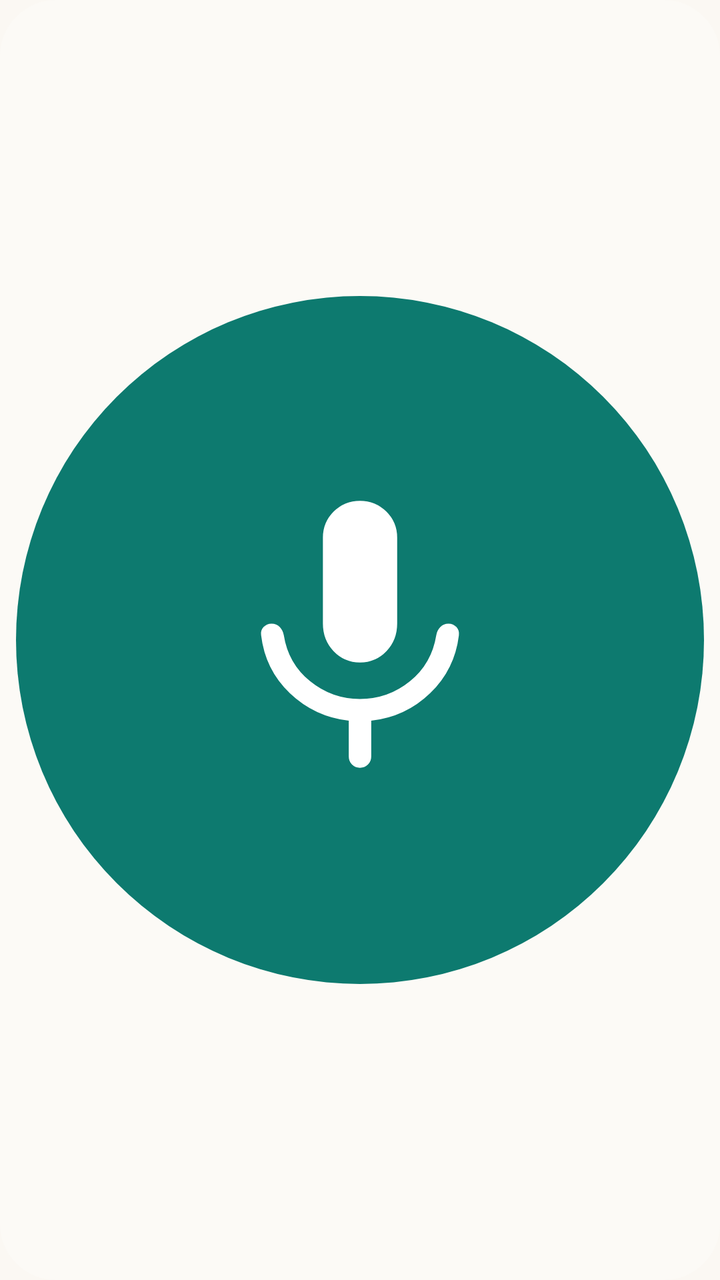
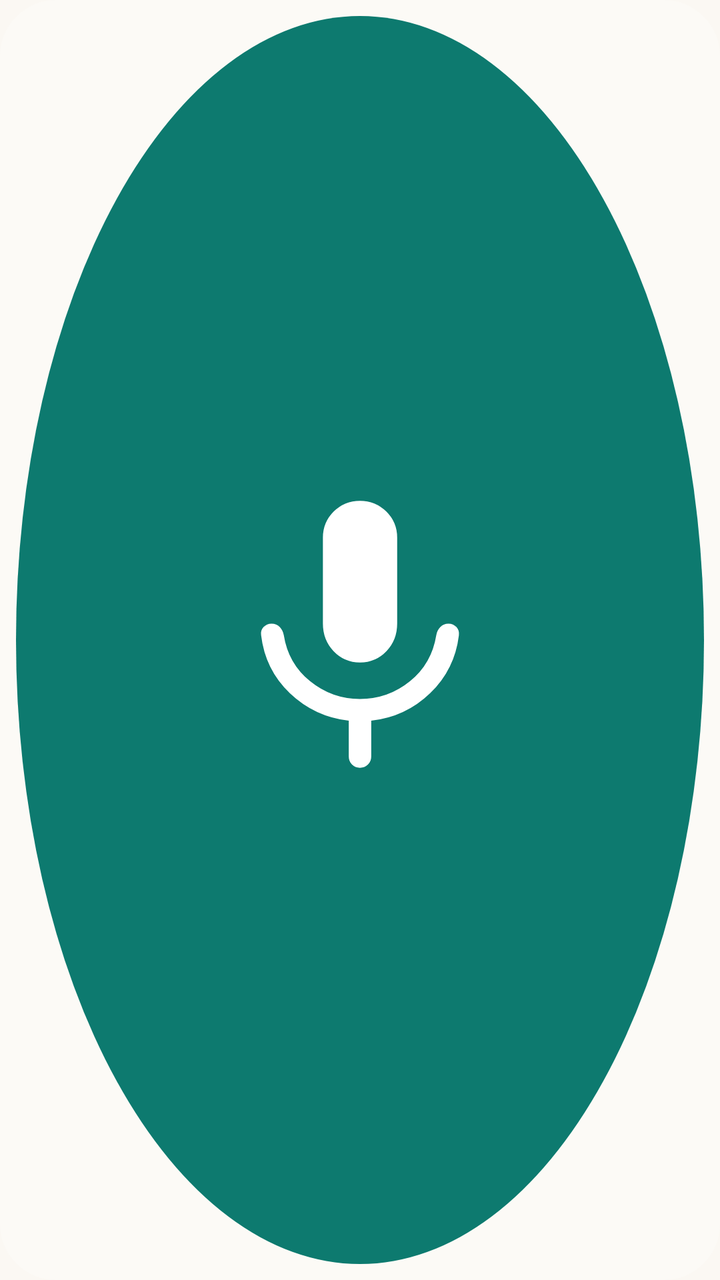

Before-and-after screenshots of an Android layout around one commit, followed by the original layout XML and the change that was made.
<!-- AndroidManifest.xml: application theme Theme.Merks -->
<!-- res/layout/widget_button_wide.xml -->
<?xml version="1.0" encoding="utf-8"?>
<LinearLayout xmlns:android="http://schemas.android.com/apk/res/android"
    android:id="@android:id/background"
    android:layout_width="match_parent"
    android:layout_height="match_parent"
    android:background="@drawable/w_card"
    android:baselineAligned="false"
    android:gravity="center_vertical"
    android:orientation="horizontal"
    android:padding="8dp">

    <ImageView
        android:id="@+id/widget_icon"
        android:layout_width="wrap_content"
        android:layout_height="match_parent"
        android:adjustViewBounds="true"
        android:importantForAccessibility="no"
        android:maxHeight="72dp"
        android:scaleType="fitCenter"
        android:src="@drawable/w_speak_button" />

    
    <TextView
        android:id="@+id/widget_label"
        android:layout_width="0dp"
        android:layout_height="match_parent"
        android:layout_marginStart="12dp"
        android:layout_weight="1"
        android:autoSizeMaxTextSize="19sp"
        android:autoSizeMinTextSize="12sp"
        android:autoSizeTextType="uniform"
        android:fontFamily="sans-serif"
        android:gravity="center_vertical"
        android:importantForAccessibility="no"
        android:maxLines="1"
        android:text="@string/speak"
        android:textColor="@color/w_on_surface"
        android:textStyle="bold" />
</LinearLayout>
<!-- resources referenced by this layout -->
<resources>
  <!-- drawable w_speak_button (drawable) -->
  <?xml version="1.0" encoding="utf-8"?>
  <layer-list xmlns:android="http://schemas.android.com/apk/res/android">
      <item>
          <shape android:shape="oval">
              <solid android:color="@color/w_primary" />
              <size
                  android:width="104dp"
                  android:height="104dp" />
          </shape>
      </item>
      <item
          android:bottom="27dp"
          android:drawable="@drawable/w_ic_mic_on_primary"
          android:left="27dp"
          android:right="27dp"
          android:top="27dp" />
  </layer-list>
  <style name="Theme.Merks" parent="Theme.Material3.DayNight.NoActionBar">
          <item name="colorPrimary">@color/m_primary</item>
          <item name="colorOnPrimary">@color/m_on_primary</item>
          <item name="colorPrimaryContainer">@color/m_primary_container</item>
          <item name="colorOnPrimaryContainer">@color/m_on_primary_container</item>
          <item name="colorSecondary">@color/m_secondary</item>
          <item name="colorOnSecondary">@color/m_on_secondary</item>
          <item name="colorSecondaryContainer">@color/m_secondary_container</item>
          <item name="colorOnSecondaryContainer">@color/m_on_secondary_container</item>
          <item name="android:colorBackground">@color/m_background</item>
          <item name="colorOnBackground">@color/m_on_background</item>
          <item name="colorSurface">@color/m_surface</item>
          <item name="colorOnSurface">@color/m_on_surface</item>
          <item name="colorSurfaceVariant">@color/m_surface_variant</item>
          <item name="colorOnSurfaceVariant">@color/m_on_surface_variant</item>
          <item name="colorSurfaceContainerLowest">@color/m_surface_container_lowest</item>
          <item name="colorSurfaceContainerLow">@color/m_surface_container_low</item>
          <item name="colorSurfaceContainer">@color/m_surface_container</item>
          <item name="colorSurfaceContainerHigh">@color/m_surface_container_high</item>
          <item name="colorSurfaceContainerHighest">@color/m_surface_container_highest</item>
          <item name="colorOutline">@color/m_outline</item>
          <item name="colorOutlineVariant">@color/m_outline_variant</item>
          <item name="colorError">@color/m_error</item>
          <item name="colorOnError">@color/m_on_error</item>
          <item name="colorSurfaceInverse">@color/m_inverse_surface</item>
          <item name="colorOnSurfaceInverse">@color/m_inverse_on_surface</item>
          <item name="colorPrimaryInverse">@color/m_inverse_primary</item>
  
          
          <item name="android:windowBackground">?android:attr/colorBackground</item>
          <item name="android:statusBarColor">?android:attr/colorBackground</item>
          <item name="android:navigationBarColor">?android:attr/colorBackground</item>
          <item name="android:windowLightStatusBar">@bool/light_bars</item>
          <item name="android:windowLightNavigationBar" tools:targetApi="27">@bool/light_bars</item>
  
          
          <item name="android:textAppearance">@style/TextAppearance.Merks.BodyLarge</item>
          <item name="textAppearanceHeadlineMedium">@style/TextAppearance.Merks.HeadlineMedium</item>
          <item name="textAppearanceHeadlineSmall">@style/TextAppearance.Merks.HeadlineSmall</item>
          <item name="textAppearanceTitleLarge">@style/TextAppearance.Merks.TitleLarge</item>
          <item name="textAppearanceTitleMedium">@style/TextAppearance.Merks.TitleMedium</item>
          <item name="textAppearanceTitleSmall">@style/TextAppearance.Merks.TitleSmall</item>
          <item name="textAppearanceBodyLarge">@style/TextAppearance.Merks.BodyLarge</item>
          <item name="textAppearanceBodyMedium">@style/TextAppearance.Merks.BodyMedium</item>
          <item name="textAppearanceBodySmall">@style/TextAppearance.Merks.BodySmall</item>
          <item name="textAppearanceLabelLarge">@style/TextAppearance.Merks.LabelLarge</item>
          <item name="textAppearanceLabelMedium">@style/TextAppearance.Merks.LabelMedium</item>
          <item name="textAppearanceLabelSmall">@style/TextAppearance.Merks.LabelSmall</item>
      </style>
  <!-- unchanged entries left out for length: 45 -->
</resources>

<!-- the commit's change to res/layout/widget_button_wide.xml (unified diff, before → after) -->
@@ -14,10 +14,11 @@
         android:layout_width="wrap_content"
         android:layout_height="match_parent"
         android:adjustViewBounds="true"
+        android:background="@drawable/w_circle_primary"
         android:importantForAccessibility="no"
         android:maxHeight="72dp"
         android:scaleType="fitCenter"
-        android:src="@drawable/w_speak_button" />
+        android:src="@drawable/w_speak_glyph" />
 
     
     <TextView
<!-- resource entries referenced after the edit -->
@@ -1,11 +1,21 @@
 <!-- resources referenced by this layout -->
 <resources>
-  <!-- drawable w_speak_button (drawable) -->
+  <!-- drawable w_circle_primary (drawable) -->
+  <?xml version="1.0" encoding="utf-8"?>
+  <ripple xmlns:android="http://schemas.android.com/apk/res/android"
+      android:color="@color/w_ripple_on_primary">
+      <item>
+          <shape android:shape="oval">
+              <solid android:color="@color/w_primary" />
+          </shape>
+      </item>
+  </ripple>
+  <!-- drawable w_speak_glyph (drawable) -->
   <?xml version="1.0" encoding="utf-8"?>
   <layer-list xmlns:android="http://schemas.android.com/apk/res/android">
       <item>
           <shape android:shape="oval">
-              <solid android:color="@color/w_primary" />
+              <solid android:color="@android:color/transparent" />
               <size
                   android:width="104dp"
                   android:height="104dp" />
@@ -47,6 +57,17 @@
           <item name="colorPrimaryInverse">@color/m_inverse_primary</item>
   
           
+          <item name="merksWidgetSurface">@color/w_surface</item>
+          <item name="merksWidgetOnSurface">@color/w_on_surface</item>
+          <item name="merksWidgetOnSurfaceVariant">@color/w_on_surface_variant</item>
+          <item name="merksWidgetOutline">@color/w_outline</item>
+          <item name="merksWidgetPrimary">@color/w_primary</item>
+          <item name="merksWidgetOnPrimary">@color/w_on_primary</item>
+          <item name="merksWidgetTonal">@color/w_tonal</item>
+          <item name="merksWidgetOnTonal">@color/w_on_tonal</item>
+          <item name="merksWidgetAccent">@color/w_accent</item>
+  
+          
           <item name="android:windowBackground">?android:attr/colorBackground</item>
           <item name="android:statusBarColor">?android:attr/colorBackground</item>
           <item name="android:navigationBarColor">?android:attr/colorBackground</item>
@@ -67,6 +88,12 @@
           <item name="textAppearanceLabelMedium">@style/TextAppearance.Merks.LabelMedium</item>
           <item name="textAppearanceLabelSmall">@style/TextAppearance.Merks.LabelSmall</item>
       </style>
+  <color name="w_ripple_on_primary">#40FFFFFF</color>
+  <color name="w_on_surface_variant">#625D55</color>
+  <color name="w_outline">#E6E0D6</color>
+  <color name="w_tonal">#CDEFE9</color>
+  <color name="w_on_tonal">#00332D</color>
+  <color name="w_accent">#0B6B61</color>
   <!-- unchanged entries left out for length: 45 -->
 </resources>
 
